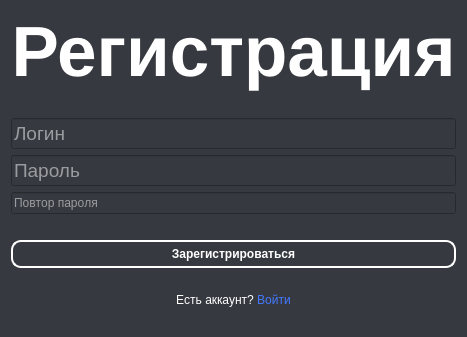
The window that interfaces/registration_form.ui (ArtShibaev/Bugtracker) describes before a commit, drawn with Qt 5.
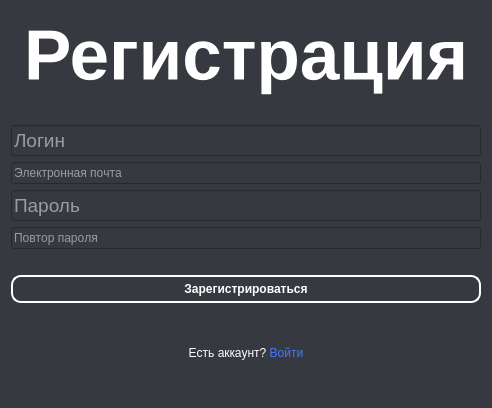
The same window after the commit.

Commit message: Добавлен инпут почты

Diff of the .ui file:
```diff
--- a/interfaces/registration_form.ui
+++ b/interfaces/registration_form.ui
@@ -6,8 +6,8 @@
    <rect>
     <x>0</x>
     <y>0</y>
-    <width>438</width>
-    <height>337</height>
+    <width>492</width>
+    <height>408</height>
    </rect>
   </property>
   <property name="maximumSize">
@@ -117,6 +117,24 @@
        </property>
       </widget>
      </item>
+     <item>
+      <widget class="QLineEdit" name="input_email">
+       <property name="styleSheet">
+        <string notr="true">border: 2px solid gray;
+color: white;
+border-radius: 15px;
+padding: 5px 10px;
+outline: none;
+
+focus {
+border-color: rgb(130, 118, 255);
+}</string>
+       </property>
+       <property name="placeholderText">
+        <string>Электронная почта</string>
+       </property>
+      </widget>
+     </item>
      <item>
       <widget class="QLineEdit" name="input_password">
        <property name="font">
```
